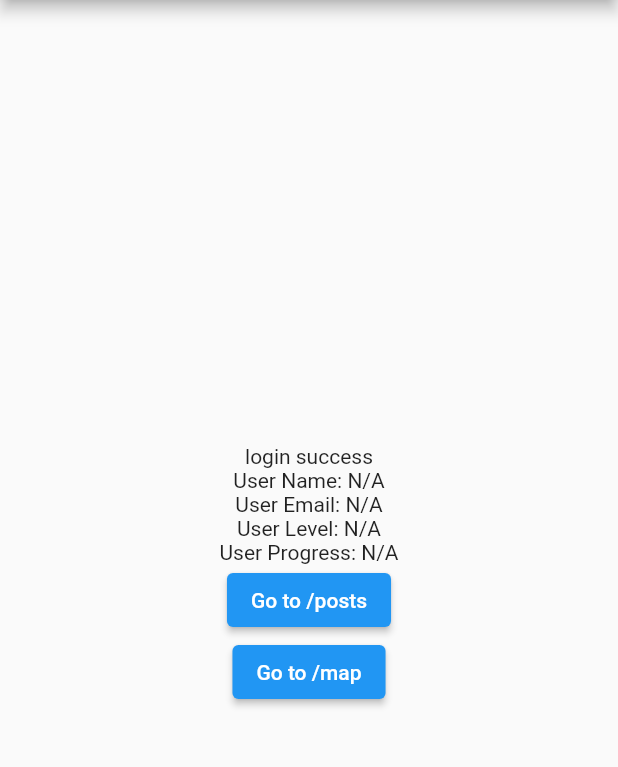
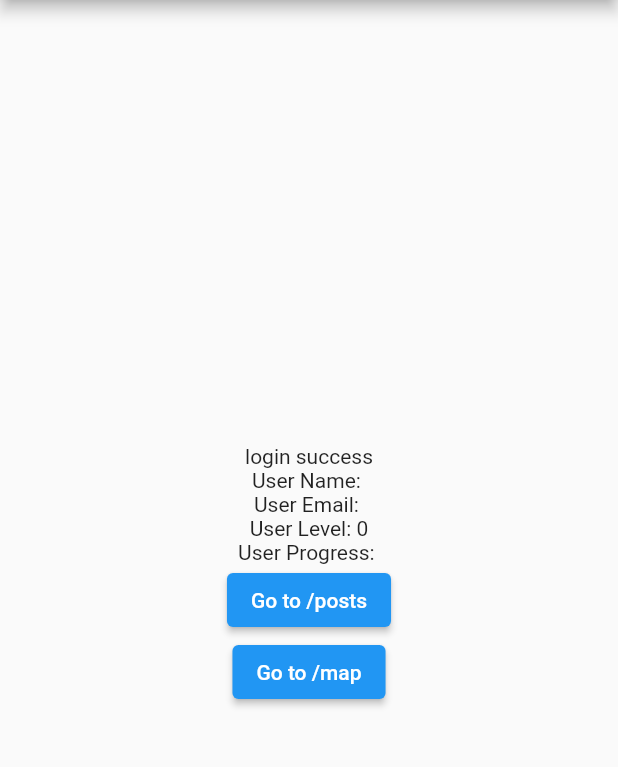
Before and after one commit to yh-habosol/back, a Flutter app: the screen it shows once a user with an empty profile is signed in, on a phone screen of 412 x 824 dp, the part 84-851 px from its top. Run offline on Flutter 3.47's test engine with Material 2 defaults, Android fonts, the phone set to English and light mode, and no system bars; our stand-ins replace cloud_firestore, firebase_auth, firebase_core, routemaster; accounts and stored records are empty.

Commit message:
edit url issue

```diff
--- a/lib/home.dart
+++ b/lib/home.dart
@@ -1,5 +1,5 @@
+import 'package:cloud_firestore/cloud_firestore.dart';
 import 'package:firebase_auth/firebase_auth.dart';
-import 'package:practice/login.dart';
 import 'package:flutter/material.dart';
 import 'package:routemaster/routemaster.dart';
 
@@ -11,20 +11,42 @@ class HomePage extends StatefulWidget {
 }
 
 class _HomePageState extends State<HomePage> {
-  late Map<String, dynamic> userData;
-
+  Map<String, dynamic> userData = {};
   @override
   Widget build(BuildContext context) {
     return StreamBuilder(
       stream: FirebaseAuth.instance.authStateChanges(),
       builder: (BuildContext con, AsyncSnapshot<User?> user) {
         if (!user.hasData) {
-          return const LoginPage();
+          return Scaffold(
+            appBar: AppBar(
+              title: const Text("Firebase App"),
+            ),
+            body: Center(
+              child: Column(
+                mainAxisAlignment: MainAxisAlignment.center,
+                children: [
+                  const Text("Welcome to Firebase App"),
+                  ElevatedButton(
+                    onPressed: () {
+                      // /login으로 이동하는 버튼
+                      Routemaster.of(context).push('/login');
+                    },
+                    child: const Text('Login'),
+                  ),
+                  ElevatedButton(
+                    onPressed: () {
+                      // /join으로 이동하는 버튼
+                      Routemaster.of(context).push('/signup');
+                    },
+                    child: const Text('Signup'),
+                  ),
+                ],
+              ),
+            ),
+          );
         } else {
-          userData = (ModalRoute.of(context)!.settings.arguments
-                  as Map<String, dynamic>?) ??
-              {};
-
+          final String userId = FirebaseAuth.instance.currentUser!.uid;
           return Scaffold(
             appBar: AppBar(
               title: const Text("Firebase App"),
@@ -37,7 +59,25 @@ class _HomePageState extends State<HomePage> {
                 ),
               ],
             ),
-            body: Center(
+            body: FutureBuilder(
+              future: FirebaseFirestore.instance
+                  .collection('Users')
+                  .doc(userId)
+                  .get(),
+              builder: (BuildContext context,
+                  AsyncSnapshot<DocumentSnapshot> snapshot) {
+                if (snapshot.hasError) {
+                  return const Text('Error');
+                }
+
+                if (snapshot.connectionState == ConnectionState.waiting) {
+                  return const CircularProgressIndicator();
+                }
+
+                // 데이터를 가져와서 사용
+                userData = snapshot.data!.data() as Map<String, dynamic>;
+
+                return Center(
                   child: Column(
                     mainAxisAlignment: MainAxisAlignment.center,
                     children: [
@@ -48,22 +88,20 @@ class _HomePageState extends State<HomePage> {
                       Text('User Progress: ${userData['progress'] ?? "N/A"}'),
                       ElevatedButton(
                         onPressed: () {
-                      // /posts로 이동하는 버튼
-                      // Navigator.pushNamed(context, "/community");
                           Routemaster.of(context).push('/community');
                         },
                         child: const Text('Go to /posts'),
                       ),
                       ElevatedButton(
                         onPressed: () {
-                      // /posts로 이동하는 버튼
-                      // Navigator.pushNamed(context, "/map");
                           Routemaster.of(context).push('/map');
                         },
                         child: const Text('Go to /map'),
                       ),
                     ],
                   ),
+                );
+              },
             ),
           );
         }
```
Also changed, not shown: lib/login.dart (+7 -8 lines). Lines whose indentation alone changed are shown as unchanged.
